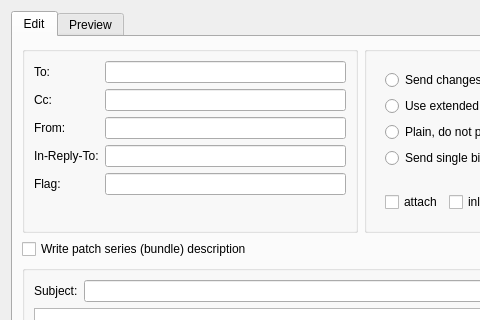
Qt form tortoisehg/hgqt/hgemail.ui (velorientc/git_test7) before a commit; both pictures show x 0 to 480 and y 0 to 320 of the 660 by 557 pixel window.
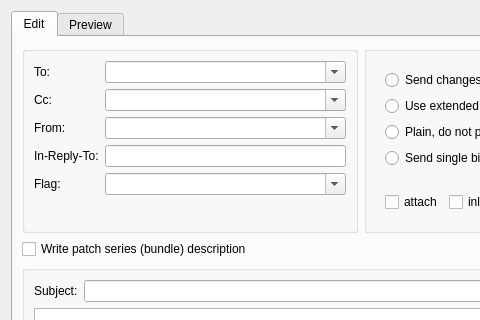
The same form after that commit. Custom widgets are drawn as their Qt base class.

Commit message: hgemail: change some QLineEdit to QComboBox as preparation to save history

The edit to the form file:
```diff
--- a/tortoisehg/hgqt/hgemail.ui
+++ b/tortoisehg/hgqt/hgemail.ui
@@ -53,7 +53,20 @@
            </widget>
           </item>
           <item row="0" column="1">
-           <widget class="QLineEdit" name="to_edit"/>
+           <widget class="QComboBox" name="to_edit">
+            <property name="sizePolicy">
+             <sizepolicy hsizetype="Expanding" vsizetype="Fixed">
+              <horstretch>0</horstretch>
+              <verstretch>0</verstretch>
+             </sizepolicy>
+            </property>
+            <property name="editable">
+             <bool>true</bool>
+            </property>
+            <property name="insertPolicy">
+             <enum>QComboBox::InsertAtTop</enum>
+            </property>
+           </widget>
           </item>
           <item row="1" column="0">
            <widget class="QLabel" name="cc_label">
@@ -66,7 +79,20 @@
            </widget>
           </item>
           <item row="1" column="1">
-           <widget class="QLineEdit" name="cc_edit"/>
+           <widget class="QComboBox" name="cc_edit">
+            <property name="sizePolicy">
+             <sizepolicy hsizetype="Expanding" vsizetype="Fixed">
+              <horstretch>0</horstretch>
+              <verstretch>0</verstretch>
+             </sizepolicy>
+            </property>
+            <property name="editable">
+             <bool>true</bool>
+            </property>
+            <property name="insertPolicy">
+             <enum>QComboBox::InsertAtTop</enum>
+            </property>
+           </widget>
           </item>
           <item row="2" column="0">
            <widget class="QLabel" name="from_label">
@@ -79,7 +105,20 @@
            </widget>
           </item>
           <item row="2" column="1">
-           <widget class="QLineEdit" name="from_edit"/>
+           <widget class="QComboBox" name="from_edit">
+            <property name="sizePolicy">
+             <sizepolicy hsizetype="Expanding" vsizetype="Fixed">
+              <horstretch>0</horstretch>
+              <verstretch>0</verstretch>
+             </sizepolicy>
+            </property>
+            <property name="editable">
+             <bool>true</bool>
+            </property>
+            <property name="insertPolicy">
+             <enum>QComboBox::InsertAtTop</enum>
+            </property>
+           </widget>
           </item>
           <item row="3" column="0">
            <widget class="QLabel" name="inreplyto_label">
@@ -105,7 +144,20 @@
            </widget>
           </item>
           <item row="4" column="1">
-           <widget class="QLineEdit" name="flag_edit"/>
+           <widget class="QComboBox" name="flag_edit">
+            <property name="sizePolicy">
+             <sizepolicy hsizetype="Expanding" vsizetype="Fixed">
+              <horstretch>0</horstretch>
+              <verstretch>0</verstretch>
+             </sizepolicy>
+            </property>
+            <property name="editable">
+             <bool>true</bool>
+            </property>
+            <property name="insertPolicy">
+             <enum>QComboBox::InsertAtTop</enum>
+            </property>
+           </widget>
           </item>
          </layout>
         </widget>
```
The commit also changes 1 other file.
